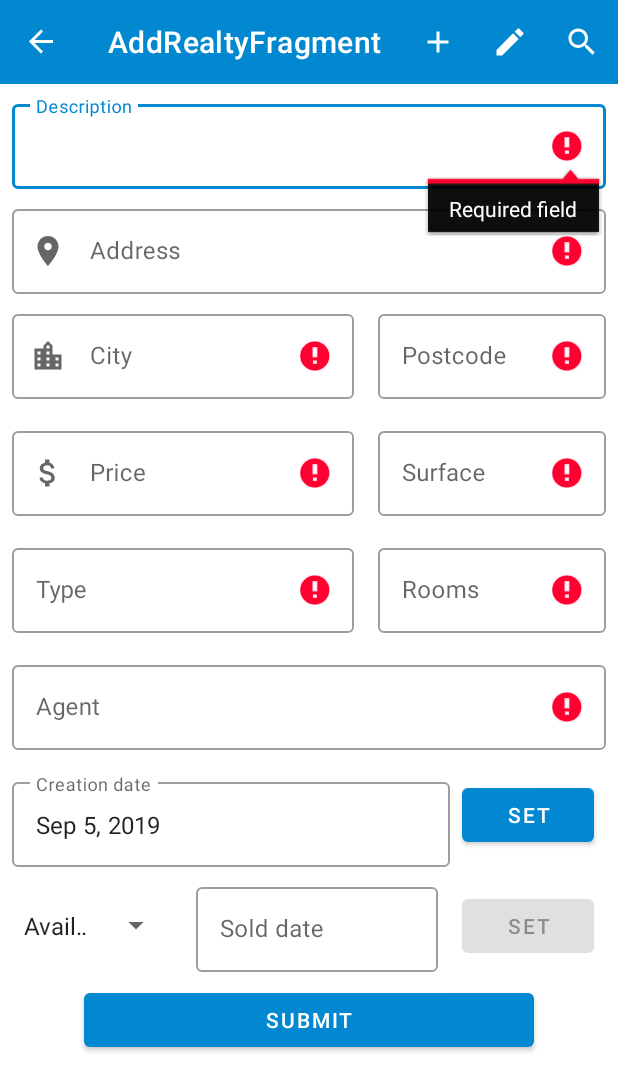
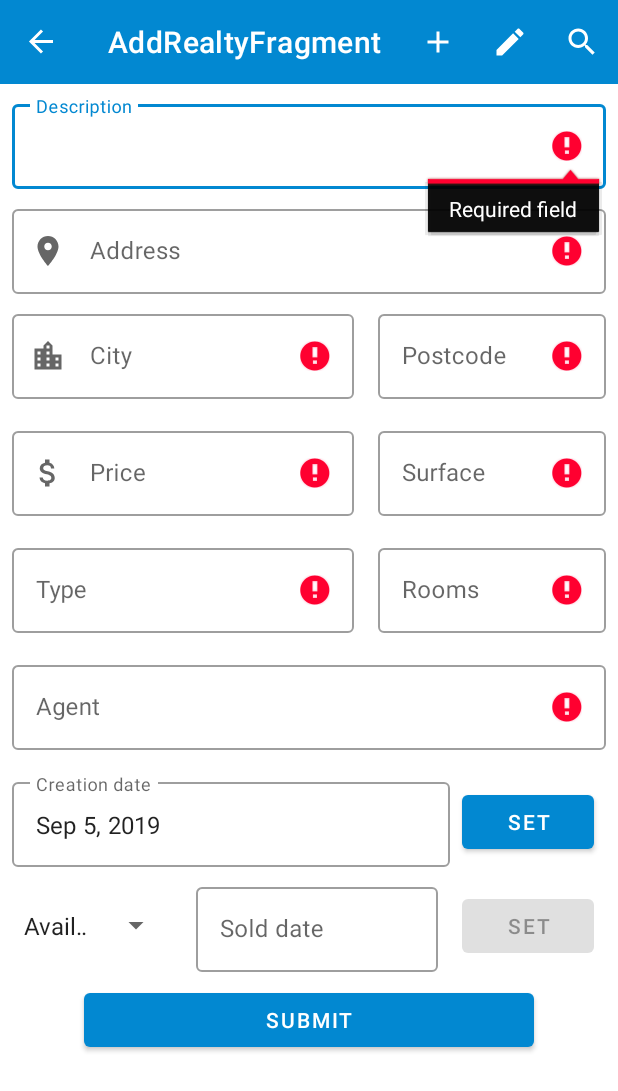
Before and after one commit to skichrome/RealEstateManager, an Android app: the AddRealtyFragment screen opened through its navigation route, after a tap on "SUBMIT", on a phone screen of 412 x 824 dp. Shown: the top 1091 px of the screen. Run offline under Robolectric (Android 15) with nearby library versions, the phone set to English and light mode, and no system bars; our stand-ins replace Room's generated code, RxJava, navigation-ui; 1 statement that could not run was skipped.

Commit message:
[Persistence] AddRealtyFragment.kt can now save a realty into the database (without pictures references and with free type for now).
[Code refactoring]
Updated the text fields check with less code lines.
Id updates and date creation button constraint adjustment.

```diff
--- a/app/src/main/java/com/skichrome/realestatemanager/view/AddRealtyFragment.kt
+++ b/app/src/main/java/com/skichrome/realestatemanager/view/AddRealtyFragment.kt
@@ -7,9 +7,15 @@ import android.view.View
 import android.view.ViewGroup
 import android.widget.AdapterView
 import androidx.fragment.app.Fragment
+import androidx.lifecycle.Observer
+import androidx.lifecycle.ViewModelProviders
+import androidx.navigation.fragment.findNavController
 import com.google.android.material.textfield.TextInputEditText
 import com.google.android.material.textfield.TextInputLayout
 import com.skichrome.realestatemanager.R
+import com.skichrome.realestatemanager.model.database.Realty
+import com.skichrome.realestatemanager.viewmodel.Injection
+import com.skichrome.realestatemanager.viewmodel.RealtyViewModel
 import kotlinx.android.synthetic.main.fragment_add_realty.*
 import java.lang.ref.WeakReference
 import java.text.SimpleDateFormat
@@ -20,7 +26,12 @@ class AddRealtyFragment : Fragment(), DatePickerDialogFragment.DatePickerListene
     private val materialEditTextViewList = arrayListOf<TextInputLayout>()
     private lateinit var spinnerArray: Array<String>
     private val date = SimpleDateFormat.getDateInstance()
+    private var realtyStatus: Boolean = false
     private lateinit var realtyCreationDate: Calendar
+    private var realtySoldDate: Calendar? = null
+    private var canRegisterARealty = false
+
+    private lateinit var viewModel: RealtyViewModel
 
     override fun onCreateView(
         inflater: LayoutInflater,
@@ -36,8 +47,13 @@ class AddRealtyFragment : Fragment(), DatePickerDialogFragment.DatePickerListene
         super.onViewCreated(view, savedInstanceState)
         spinnerArray = resources.getStringArray(R.array.add_realty_frag_hint_status_spinner)
         populateViewList()
+        configureViewModel()
         configureDateInput()
-        addRealtyFragSubmitBtn.setOnClickListener { getMaterialInputTextData(); getDateInputData() }
+        addRealtyFragSubmitBtn.setOnClickListener {
+            canRegisterARealty = true
+            getDateInputData()
+            getMaterialInputTextData()
+        }
     }
 
     private fun populateViewList()
@@ -51,6 +67,19 @@ class AddRealtyFragment : Fragment(), DatePickerDialogFragment.DatePickerListene
         materialEditTextViewList.add(addRealtyFragInputRoomNumberTextLayout)
         materialEditTextViewList.add(addRealtyFragInputSurfaceTextLayout)
         materialEditTextViewList.add(addRealtyFragInputTypeTextLayout)
+    }
+
+    private fun configureViewModel()
+    {
+        val vmFactory = Injection.provideViewModelFactory(context!!)
+        viewModel = ViewModelProviders.of(this, vmFactory).get(RealtyViewModel::class.java)
+
+        viewModel.insertLoading.observe(this, Observer {
+            if (!it)
+            {
+                findNavController().navigateUp()
+            }
+        })
     }
 
     private fun configureDateInput()
@@ -71,9 +100,11 @@ class AddRealtyFragment : Fragment(), DatePickerDialogFragment.DatePickerListene
                     p3: Long
                 )
                 {
-                    val result = parent?.getItemAtPosition(position) == spinnerArray[1]
-                    addRealtyFragDateSoldBtn.isEnabled = result
-                    addRealtyFragSoldDateEditText.isEnabled = result
+                    realtyStatus = parent?.getItemAtPosition(position) == spinnerArray[1]
+                    addRealtyFragDateSoldBtn.isEnabled = realtyStatus
+                    addRealtyFragSoldDateEditText.isEnabled = realtyStatus
+                    addRealtyFragSoldDateEditText.text = null
+                    addRealtyFragSoldDateTextViewLayout.error = null
                 }
 
                 override fun onNothingSelected(p0: AdapterView<*>?) = Unit
@@ -92,15 +123,32 @@ class AddRealtyFragment : Fragment(), DatePickerDialogFragment.DatePickerListene
         {
             val textInput =
                 layout.findViewWithTag<TextInputEditText>(getString(R.string.add_realty_fragment_edit_text_input_tag))
-
             val str: String? = textInput?.text?.toString()
 
-            if (textInput != null && str != null && str != "")
+            if (textInput != null && str == null || str == "")
             {
-                Log.d("AddRealtyFragment", "User entered = > $str")
+                textInput.error = getString(R.string.add_realty_frag_error_input_field)
+                canRegisterARealty = false
+            }
+        }
 
-            } else
-                textInput?.error = getString(R.string.add_realty_frag_error_input_field)
+        if (canRegisterARealty)
+        {
+            val realtyToBeAdded = Realty(
+                status = realtyStatus,
+                surface = addRealtyFragSurfaceInput.text.toString().toFloat(),
+                roomNumber = addRealtyFragRoomNumberInput.text.toString().toInt(),
+                fullDescription = addRealtyFragDescriptionInput.text.toString(),
+                dateSell = if (realtySoldDate == null) null else Date(realtySoldDate!!.time.time),
+                dateAdded = Date(realtyCreationDate.time.time),
+                agent = addRealtyFragAgentInput.text.toString(),
+                city = addRealtyFragCityInput.text.toString(),
+                postCode = addRealtyFragPostCodeInput.text.toString().toInt(),
+                address = addRealtyFragAddressInput.text.toString(),
+                price = addRealtyFragPriceInput.text.toString().toFloat()
+            )
+            Log.e("getInput", realtyToBeAdded.toString())
+            viewModel.insertRealty(realtyToBeAdded)
         }
     }
 
@@ -110,26 +158,23 @@ class AddRealtyFragment : Fragment(), DatePickerDialogFragment.DatePickerListene
         val dateSold = addRealtyFragSoldDateEditText?.text?.toString()
 
         // Check if a creation date is entered
-        if (dateCreated != null && dateCreated != "")
-        {
-            addRealtyFragInputDateCreatedTextLayout.error = null
-            Log.e("getDateInputData", "--- Date created entered : $dateCreated ---")
-        } else
-            addRealtyFragInputDateCreatedTextLayout.error =
+        addRealtyFragInputDateCreatedTextLayout.error =
+            if (dateCreated == null || dateCreated == "")
+            {
+                canRegisterARealty = false
                 getString(R.string.add_realty_frag_error_input_field)
+            } else null
 
         // Check if a sold date is entered, only if sinner is on "sold" value
         if ("${addRealtyFragStatusSpinner.selectedItem}" == spinnerArray[1])
         {
-            if (dateSold != null && dateSold != "")
-            {
-                addRealtyFragSoldDateTextViewLayout.error = null
-                Log.e("getDateInputData", " Date created entered : $dateSold")
-            } else
-                addRealtyFragSoldDateTextViewLayout.error =
+            addRealtyFragSoldDateTextViewLayout.error =
+                if (dateSold == null || dateSold == "")
+                {
+                    canRegisterARealty = false
                     getString(R.string.add_realty_frag_error_input_field)
-        } else
-            addRealtyFragSoldDateTextViewLayout.error = null
+                } else null
+        }
     }
 
     override fun onDateSet(calendar: Calendar, tag: Int)
@@ -142,7 +187,12 @@ class AddRealtyFragment : Fragment(), DatePickerDialogFragment.DatePickerListene
                 addRealtyFragDateCreatedEditText.setText(time)
                 realtyCreationDate = calendar
             }
-            1 -> addRealtyFragSoldDateEditText.setText(time)
+            1 ->
+            {
+                addRealtyFragSoldDateEditText.setText(time)
+                addRealtyFragSoldDateTextViewLayout.error = null
+                realtySoldDate = calendar
+            }
         }
     }
 }
--- a/app/src/main/res/layout/fragment_add_realty.xml
+++ b/app/src/main/res/layout/fragment_add_realty.xml
@@ -26,7 +26,7 @@
             app:layout_constraintTop_toTopOf="parent">
 
             <com.google.android.material.textfield.TextInputEditText
-                android:id="@+id/addRealtyFragNameInput"
+                android:id="@+id/addRealtyFragDescriptionInput"
                 android:layout_width="match_parent"
                 android:layout_height="wrap_content"
                 android:inputType="textMultiLine"
@@ -228,8 +228,6 @@
                 android:id="@+id/addRealtyFragAgentInput"
                 android:layout_width="match_parent"
                 android:layout_height="wrap_content"
-                android:clickable="true"
-                android:focusable="false"
                 android:inputType="text"
                 android:singleLine="true"
                 android:tag="@string/add_realty_fragment_edit_text_input_tag" />
@@ -267,7 +265,7 @@
                 android:layout_height="wrap_content"
                 android:clickable="true"
                 android:cursorVisible="false"
-                android:focusable="false"
+                android:focusable="true"
                 android:focusableInTouchMode="false"
                 android:inputType="date"
                 android:singleLine="true"
@@ -278,12 +276,13 @@
             android:id="@+id/addRealtyFragDateAddedBtn"
             android:layout_width="wrap_content"
             android:layout_height="wrap_content"
+            android:layout_marginTop="1dp"
             android:layout_marginEnd="16dp"
             android:tag="@string/add_realty_fragment_edit_text_input_tag"
             android:text="@string/addRealtyFragmentBtnSetDate"
             app:layout_constraintBottom_toTopOf="@+id/addRealtyFragLinearLayoutStatusSellingDate"
             app:layout_constraintEnd_toEndOf="parent"
-            app:layout_constraintTop_toBottomOf="@+id/addRealtyFragRecyclerViewAddPhoto" />
+            app:layout_constraintTop_toTopOf="@+id/addRealtyFragInputDateCreatedTextLayout" />
 
         <!-- selling date and status -->
         <LinearLayout
@@ -329,7 +328,8 @@
                     android:focusableInTouchMode="false"
                     android:inputType="date"
                     android:singleLine="true"
-                    android:tag="@string/add_realty_fragment_edit_text_input_tag" />
+                    android:tag="@string/add_realty_fragment_edit_text_input_tag"
+                    tools:ignore="KeyboardInaccessibleWidget" />
             </com.google.android.material.textfield.TextInputLayout>
         </LinearLayout>
 
```
Also changed, not shown: app/src/main/java/com/skichrome/realestatemanager/viewmodel/RealtyViewModel.kt (+4 -17 lines).
